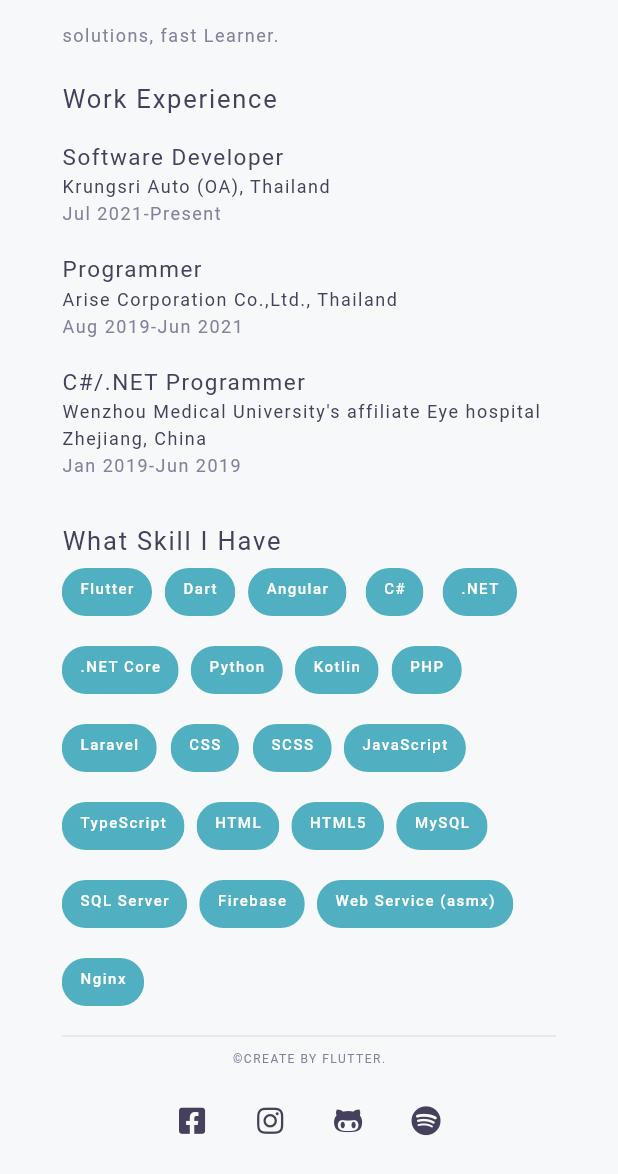
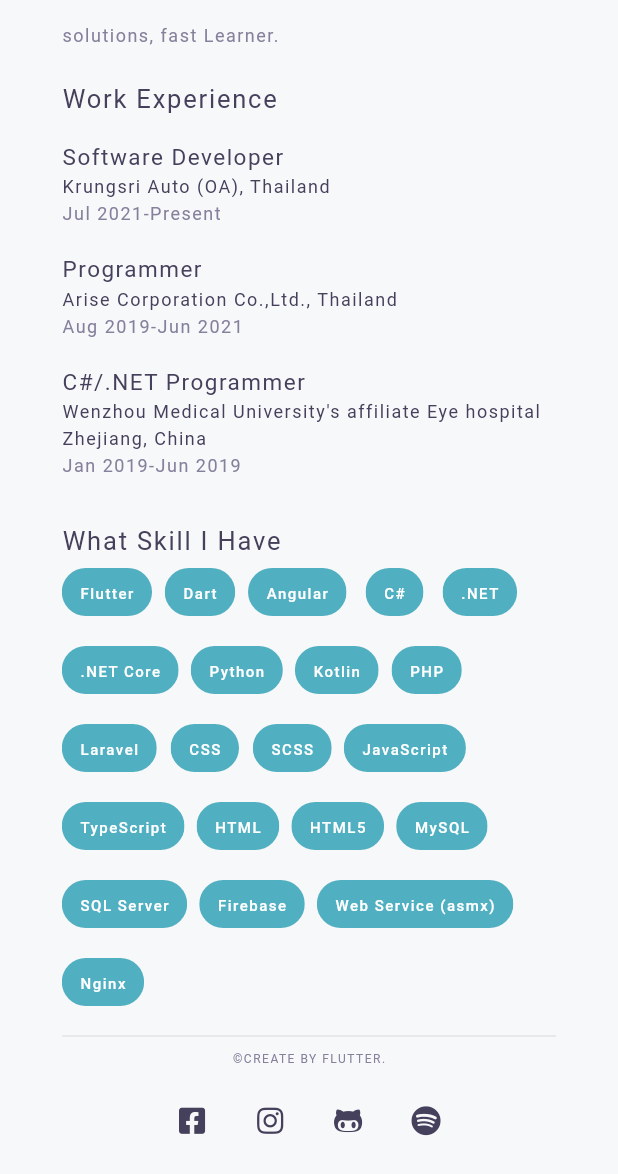
Before and after one commit to MangoStick/portfolio, a Flutter app: the screen it shows after launch, scrolled down 215 dp, on a phone screen of 412 x 824 dp, the part 62-1236 px from its top. Run offline on Flutter 3.47's test engine with Material 2 defaults, Android fonts, the phone set to English and light mode, and no system bars; our stand-ins replace font_awesome_flutter; missing offline and left inert: dart:html; Roboto replaces fonts that are missing (ProductSans).

Commit message:
Update home.dart

```diff
--- a/lib/ui/home.dart
+++ b/lib/ui/home.dart
@@ -347,7 +347,7 @@ class HomePage extends StatelessWidget {
         label,
         style: TextStyles.chip.copyWith(
           fontSize: ResponsiveWidget.isSmallScreen(context) ? 10.0 : 11.0,
-          height: ResponsiveWidget.isSmallScreen(context) ? 0.5 : 0.0
+          // height: ResponsiveWidget.isSmallScreen(context) ? 0.5 : 0.0
         ),
       ),
     );
```
